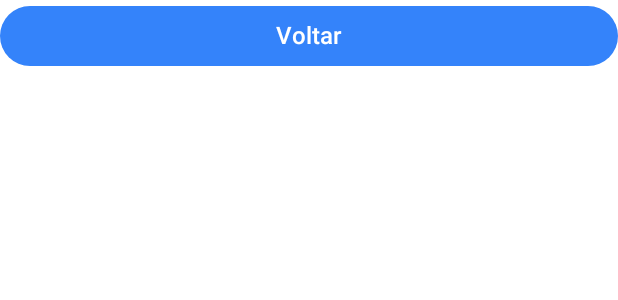
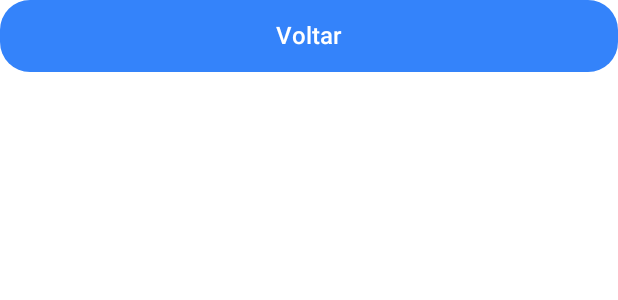
Before and after one commit to leandroportnoy/MeliChallengeApp, an Android app built with Jetpack Compose: the @Preview function BackButtonPreview, on a phone screen of 412 x 824 dp. Shown: the top 300 px of the screen. Run offline under Robolectric (Android 15) with nearby library versions, the phone set to English and light mode, and no system bars.

Commit message:
more adjustments

```diff
--- a/features/src/main/java/br/com/las/features/screens/splash/SplashScreen.kt
+++ b/features/src/main/java/br/com/las/features/screens/splash/SplashScreen.kt
@@ -32,7 +32,7 @@ fun SplashScreen(
     ) {
         Logo(
             modifier = Modifier
-                .fillMaxWidth(0.5f)
+                .fillMaxWidth(0.7f)
                 .aspectRatio(1f),
         )
     }
--- a/ui/src/main/java/br/com/las/ui/components/BackButton.kt
+++ b/ui/src/main/java/br/com/las/ui/components/BackButton.kt
@@ -2,6 +2,7 @@ package br.com.las.ui.components
 
 import androidx.compose.foundation.layout.Spacer
 import androidx.compose.foundation.layout.fillMaxWidth
+import androidx.compose.foundation.layout.height
 import androidx.compose.foundation.layout.padding
 import androidx.compose.foundation.layout.width
 import androidx.compose.foundation.shape.RoundedCornerShape
@@ -30,14 +31,15 @@ fun BackButton(
     Button(
         onClick = onClick,
         modifier = modifier
+            .height(48.dp)
             .fillMaxWidth(),
+
         shape = RoundedCornerShape(20.dp),
         colors = ButtonDefaults.buttonColors(
             containerColor = MeliBlue,
             contentColor = MeliWhite
         )
     ) {
-
         Text(text = "Voltar", fontSize = 16.sp)
     }
 }
--- a/ui/src/main/java/br/com/las/ui/components/Logo.kt
+++ b/ui/src/main/java/br/com/las/ui/components/Logo.kt
@@ -34,7 +34,8 @@ fun Logo(
             painter = painterResource(id = image),
             contentDescription = null,
             modifier = Modifier
-                .size(200.dp)
+                .size(320.dp)
+                .background(MeliBackground)
 
         )
     }
--- a/ui/src/main/java/br/com/las/ui/components/ShimmerImage.kt
+++ b/ui/src/main/java/br/com/las/ui/components/ShimmerImage.kt
@@ -14,7 +14,7 @@ import androidx.compose.ui.draw.clip
 import androidx.compose.ui.layout.ContentScale
 import androidx.compose.ui.platform.LocalContext
 import androidx.compose.ui.unit.dp
-import br.com.las.ui.MeliSurface
+import br.com.las.ui.MeliBackground
 import coil.compose.AsyncImagePainter
 import coil.compose.rememberAsyncImagePainter
 import coil.request.ImageRequest
@@ -41,7 +41,7 @@ fun ShimmerImage(
     Box(
         modifier = modifier
             .clip(RoundedCornerShape(16.dp))
-            .background(MeliSurface),
+            .background(MeliBackground),
         contentAlignment = Alignment.Center
     ) {
         if (isLoading) {
```
Also changed, not shown: 1 other file.
